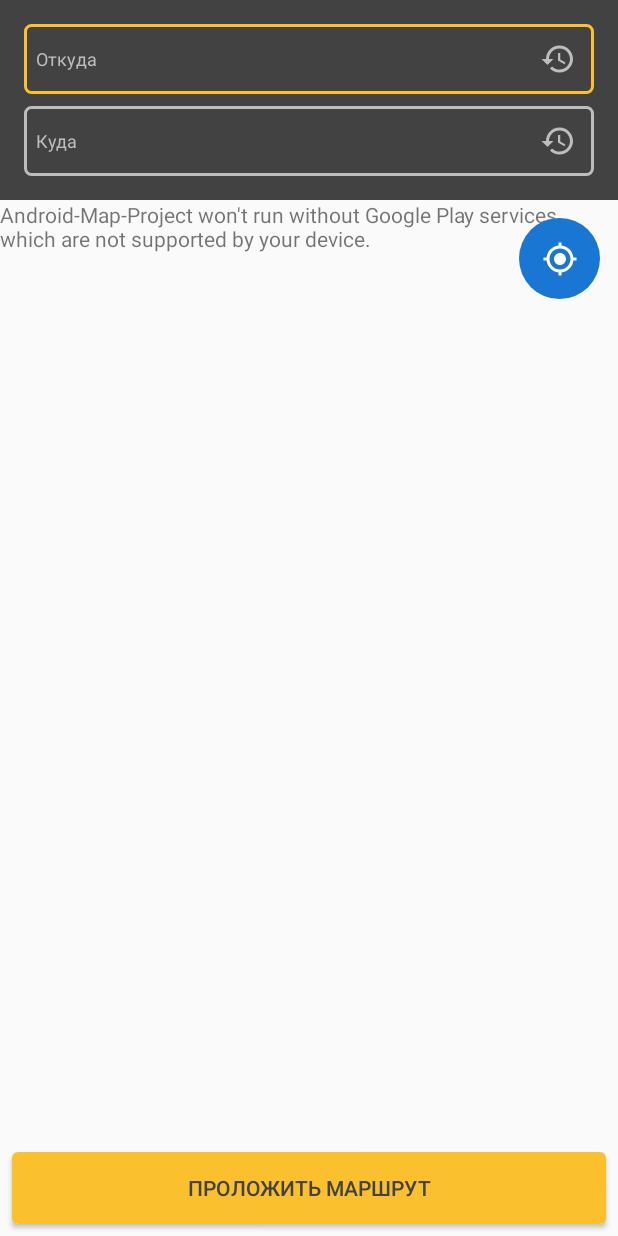
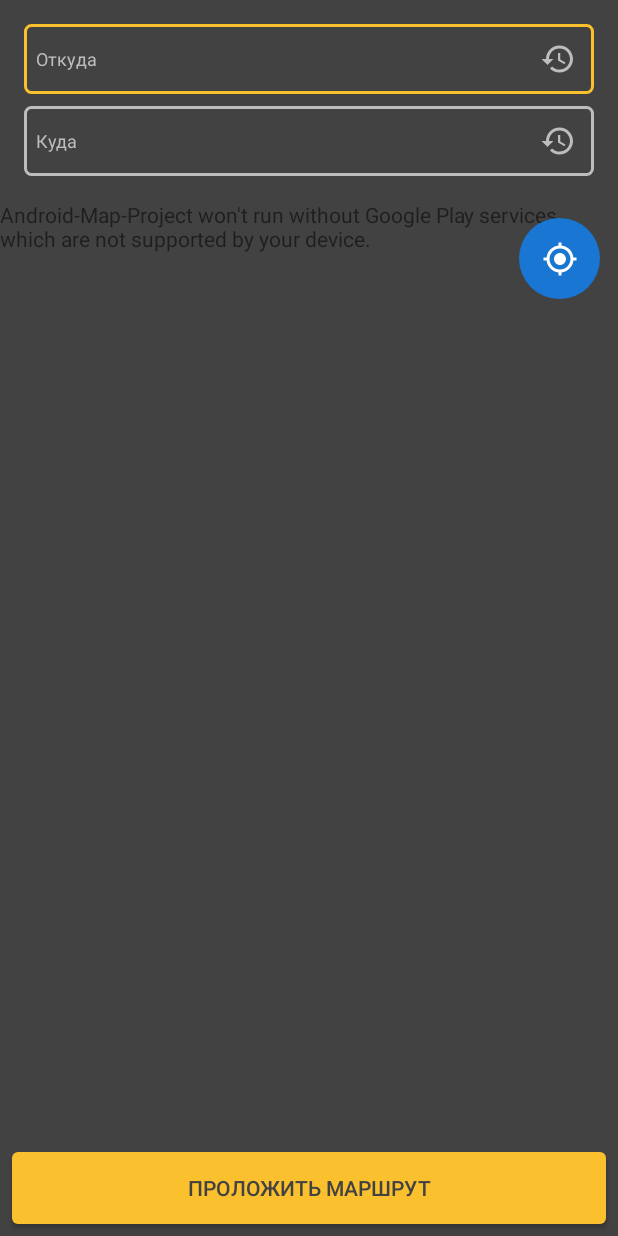
Before and after one commit to shevart/Android-Map-Project, an Android app: the screen it shows after launch (MainActivity), on a phone screen of 412 x 824 dp. Run offline under Robolectric (Android 15) with nearby library versions, the phone set to English and light mode, and no system bars.

Commit message:
add splash screen

```diff
--- a/app/src/main/AndroidManifest.xml
+++ b/app/src/main/AndroidManifest.xml
@@ -16,7 +16,8 @@
         android:name=".app.MapProjectApplication"
         android:windowSoftInputMode="stateHidden|stateAlwaysHidden">
         <activity android:name=".ui.screens.main.MainActivity"
-            android:screenOrientation="portrait">
+            android:screenOrientation="portrait"
+            android:theme="@style/AppTheme.SplashTheme">
             <intent-filter>
                 <action android:name="android.intent.action.MAIN" />
 
--- a/app/src/main/java/com/shevart/google_map/util/MapUtils.java
+++ b/app/src/main/java/com/shevart/google_map/util/MapUtils.java
@@ -20,10 +20,6 @@ import java.util.List;
 @SuppressWarnings("WeakerAccess")
 public class MapUtils {
     private static final LatLng UKRAINE = new LatLng(48.379433, 31.165579999999977);
-
-//    public static MarkerOptions createMarkerOptions(@NonNull LatLng mapPoint, @NonNull String name) {
-//        return createMarkerOptions(mapPoint, name, R.drawable.res_name);
-//    }
 
     public static MarkerOptions createMarkerOptions(@NonNull LatLng mapPoint,
                                                     @NonNull String name, @DrawableRes int iconId) {
--- /dev/null
+++ b/app/src/main/res/drawable/layer_list_splash_bg.xml
@@ -0,0 +1,6 @@
+<?xml version="1.0" encoding="utf-8"?>
+<layer-list xmlns:android="http://schemas.android.com/apk/res/android">
+    <item>
+        <bitmap android:src="@drawable/splash_bg"/>
+    </item>
+</layer-list>
--- a/app/src/main/res/layout/activity_main.xml
+++ b/app/src/main/res/layout/activity_main.xml
@@ -3,6 +3,7 @@
     xmlns:tools="http://schemas.android.com/tools"
     android:layout_width="match_parent"
     android:layout_height="match_parent"
+    android:background="@color/grey_dark"
     tools:context="com.shevart.google_map.ui.screens.main.MainActivity">
 
     <include layout="@layout/element_main_screen_ui" />
--- a/app/src/main/res/values/styles.xml
+++ b/app/src/main/res/values/styles.xml
@@ -11,4 +11,7 @@
         <item name="colorAccent">@color/yellow</item>
     </style>
 
+    <style name="AppTheme.SplashTheme">
+        <item name="android:windowBackground">@drawable/layer_list_splash_bg</item>
+    </style>
 </resources>
```
Also changed, not shown: app/src/main/res/drawable/splash_bg.jpg (added).
